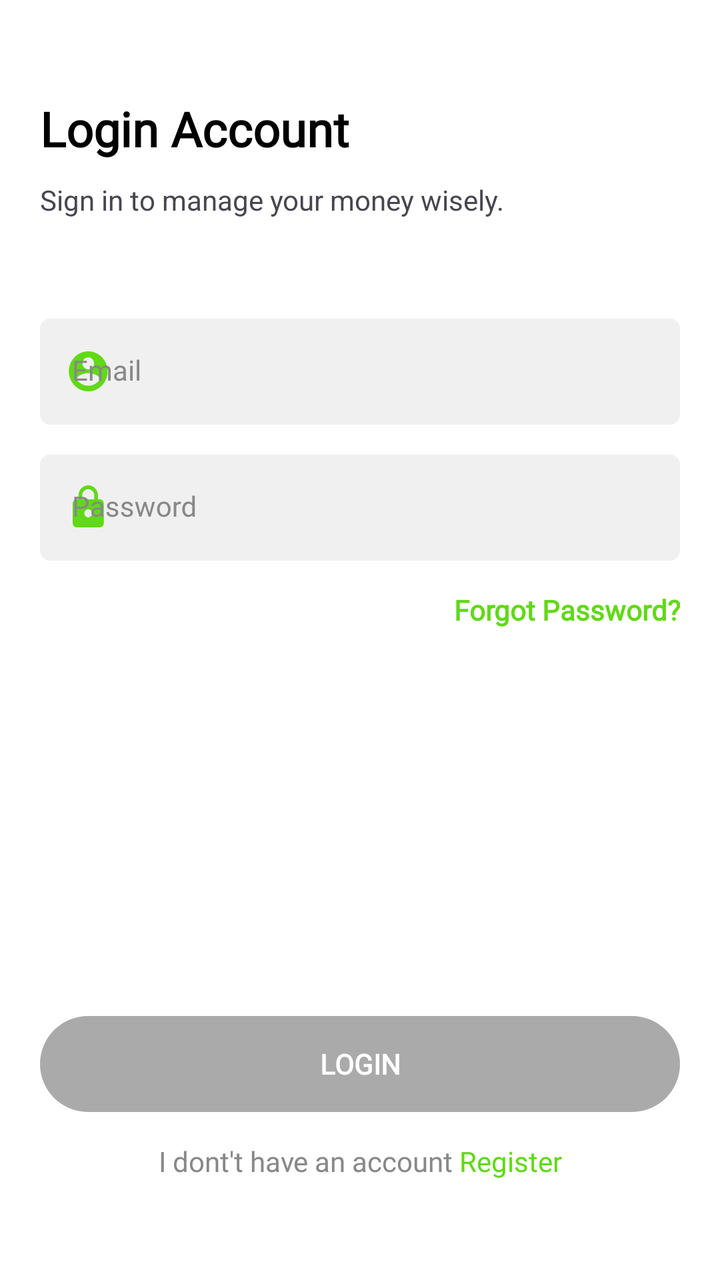
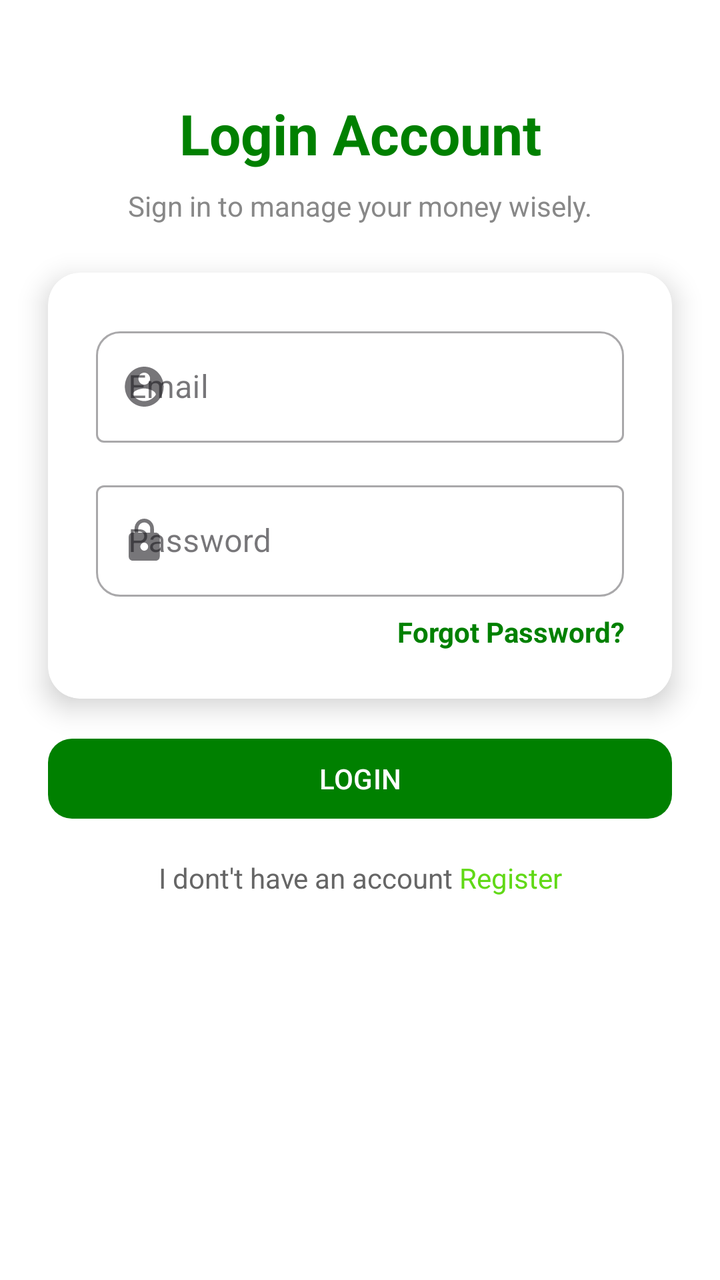

Screens rendered from an Android XML layout before and after an edit, with the pre-edit source and the edit as a unified diff.
<!-- AndroidManifest.xml: application theme Theme.Paywise -->
<!-- res/layout/activity_login.xml -->
<?xml version="1.0" encoding="utf-8"?>
<androidx.constraintlayout.widget.ConstraintLayout
    xmlns:android="http://schemas.android.com/apk/res/android"
    xmlns:app="http://schemas.android.com/apk/res-auto"
    xmlns:tools="http://schemas.android.com/tools"
    android:layout_width="match_parent"
    android:layout_height="match_parent"
    android:padding="20dp"
    android:background="@color/white"
    tools:context=".LoginActivity">

    <TextView
        android:id="@+id/login_title"
        android:layout_width="match_parent"
        android:layout_height="wrap_content"
        android:layout_marginTop="28dp"
        android:text="@string/login_title"
        style="@style/title"
        app:layout_constraintEnd_toEndOf="parent"
        app:layout_constraintStart_toStartOf="parent"
        app:layout_constraintTop_toTopOf="parent" />

    <TextView
        android:id="@+id/sub_title_login"
        android:layout_width="match_parent"
        android:layout_height="wrap_content"
        android:layout_marginTop="10dp"
        android:text="@string/sub_title_login"
        app:layout_constraintEnd_toEndOf="parent"
        app:layout_constraintStart_toStartOf="parent"
        app:layout_constraintTop_toBottomOf="@+id/login_title"/>

    <com.google.android.material.textfield.TextInputLayout
        android:id="@+id/email_login"
        android:layout_width="match_parent"
        android:layout_height="wrap_content"
        android:layout_marginTop="50dp"
        android:hint="@string/email_login"
        style="@style/TextInputLayout"
        app:layout_constraintEnd_toEndOf="parent"
        app:layout_constraintStart_toStartOf="parent"
        app:layout_constraintTop_toBottomOf="@+id/sub_title_login"
        app:startIconDrawable="@drawable/ic_circle_account">

        <com.google.android.material.textfield.TextInputEditText
            android:id="@+id/editext_username_login"
            android:layout_width="match_parent"
            android:layout_height="wrap_content"
            style="@style/TextInputEditText"
            android:inputType="textEmailAddress"/>

    </com.google.android.material.textfield.TextInputLayout>

    <com.google.android.material.textfield.TextInputLayout
        android:id="@+id/password_login"
        android:layout_width="match_parent"
        android:layout_height="wrap_content"
        android:layout_marginTop="15dp"
        android:hint="@string/password_login"
        style="@style/TextInputLayout"
        app:layout_constraintEnd_toEndOf="parent"
        app:layout_constraintStart_toStartOf="parent"
        app:layout_constraintTop_toBottomOf="@+id/email_login"
        app:startIconDrawable="@drawable/ic_lock">

        <com.google.android.material.textfield.TextInputEditText
            android:id="@+id/edittext_password_login"
            android:layout_width="match_parent"
            android:layout_height="wrap_content"
            style="@style/TextInputEditText"
            android:inputType="textPassword"/>
    </com.google.android.material.textfield.TextInputLayout>

    <TextView
        android:id="@+id/forgot_pw_login"
        style="@style/sub_title"
        android:layout_width="match_parent"
        android:layout_height="wrap_content"
        android:layout_marginTop="15dp"
        android:text="@string/forgot_pw_login"
        android:textAlignment="textEnd"
        android:textColor="@color/primary"
        android:textStyle="bold"
        app:layout_constraintEnd_toEndOf="parent"
        app:layout_constraintStart_toStartOf="parent"
        app:layout_constraintTop_toBottomOf="@+id/password_login" />

    <androidx.appcompat.widget.AppCompatButton
        android:id="@+id/btn_login"
        android:layout_width="match_parent"
        android:layout_height="wrap_content"
        android:layout_marginBottom="15dp"
        android:text="@string/btn_login"
        style="@style/btn_gray"
        app:layout_constraintBottom_toTopOf="@+id/havent_acc_login"
        app:layout_constraintEnd_toEndOf="parent"
        app:layout_constraintStart_toStartOf="parent" />

    <TextView
        android:id="@+id/havent_acc_login"
        android:layout_width="match_parent"
        android:layout_height="wrap_content"
        android:layout_marginBottom="30dp"
        android:text="@string/havent_acc_login"
        android:textAlignment="center"
        style="@style/sub_title"
        app:layout_constraintBottom_toBottomOf="parent"
        app:layout_constraintEnd_toEndOf="parent"
        app:layout_constraintStart_toStartOf="parent" />

</androidx.constraintlayout.widget.ConstraintLayout>
<!-- resources referenced by this layout -->
<resources>
  <color name="primary">#61D917</color>
  <color name="white">#FFFFFFFF</color>
  <string name="btn_login">LOGIN</string>
  <string name="email_login">Email</string>
  <string name="forgot_pw_login">Forgot Password?</string>
  <string name="havent_acc_login">I dont\'t have an account
          <font color="#61D917">Register</font>
      </string>
  <string name="login_title">Login Account</string>
  <string name="password_login">Password</string>
  <string name="sub_title_login">Sign in to manage your money wisely.</string>
  <style name="TextInputEditText" parent="Widget.MaterialComponents.TextInputLayout.FilledBox">
          <item name="android:background">@drawable/bg_text_field</item>
          <item name="android:fontFamily">@font/montserrat</item>
          <item name="android:textColor">@color/black</item>
      </style>
  <style name="TextInputLayout" parent="Widget.MaterialComponents.TextInputLayout.FilledBox">
          <item name="android:textColorHint">@color/grey</item>
          <item name="hintTextColor">@color/grey</item>
          <item name="startIconTint">@color/primary</item>
          <item name="boxStrokeWidth">0dp</item>
          <item name="boxStrokeWidthFocused">0dp</item>
      </style>
  <style name="btn_gray">
          <item name="android:background">@drawable/bg_button</item>
          <item name="android:backgroundTint">@android:color/darker_gray</item>
          <item name="android:enabled">false</item>
          <item name="android:fontFamily">@font/montserrat</item>
          <item name="android:textColor">@color/white</item>
          <item name="android:textSize">14sp</item>
          <item name="android:textStyle">bold</item>
      </style>
  <style name="sub_title">
          <item name="android:fontFamily">@font/montserrat</item>
          <item name="android:textSize">14sp</item>
          <item name="android:textColor">@color/grey</item>
      </style>
  <style name="title">
          <item name="android:fontFamily">@font/montserrat</item>
          <item name="android:textColor">@color/black</item>
          <item name="android:textSize">24sp</item>
          <item name="android:textStyle">bold</item>
      </style>
  <style name="Theme.Paywise" parent="Base.Theme.Paywise" />
  <!-- drawable bg_text_field (drawable) -->
  <?xml version="1.0" encoding="utf-8"?>
  <selector xmlns:android="http://schemas.android.com/apk/res/android">
      <item android:state_focused="true">
          <shape android:shape="rectangle">
              <solid android:color="@color/grey_light"/>
              <stroke android:width="1dp" android:color="@color/primary" />
              <corners android:radius="5dp" />
          </shape>
      </item>
  
      <item android:state_focused="false">
          <shape android:shape="rectangle">
              <solid android:color="@color/grey_light"/>
              <corners android:radius="5dp" />
          </shape>
      </item>
  </selector>
  <color name="black">#FF000000</color>
  <color name="grey">#888888</color>
  <!-- drawable bg_button (drawable) -->
  <?xml version="1.0" encoding="utf-8"?>
  <shape xmlns:android="http://schemas.android.com/apk/res/android"
      android:shape="rectangle">
  
      <solid android:color="@color/white"/>
      <corners android:radius="30dp"/>
  
  </shape>
  <style name="Base.Theme.Paywise" parent="Theme.Material3.DayNight.NoActionBar">
          
          <item name="colorPrimary">@color/primary</item>
          <item name="colorPrimaryVariant">@color/primary</item>
      </style>
  <color name="grey_light">#F0F0F0</color>
  <!-- unchanged entries left out for length: 2 -->
</resources>

<!-- the commit's change to res/layout/activity_login.xml (unified diff, before → after) -->
@@ -5,107 +5,138 @@
     xmlns:tools="http://schemas.android.com/tools"
     android:layout_width="match_parent"
     android:layout_height="match_parent"
-    android:padding="20dp"
     android:background="@color/white"
     tools:context=".LoginActivity">
 
+    
     <TextView
         android:id="@+id/login_title"
-        android:layout_width="match_parent"
+        android:layout_width="wrap_content"
         android:layout_height="wrap_content"
-        android:layout_marginTop="28dp"
         android:text="@string/login_title"
-        style="@style/title"
+        android:textSize="28sp"
+        android:textStyle="bold"
+        android:textColor="@color/primary"
+        app:layout_constraintTop_toTopOf="parent"
+        app:layout_constraintStart_toStartOf="parent"
         app:layout_constraintEnd_toEndOf="parent"
-        app:layout_constraintStart_toStartOf="parent"
-        app:layout_constraintTop_toTopOf="parent" />
+        android:layout_marginTop="48dp"/>
 
+    
     <TextView
         android:id="@+id/sub_title_login"
-        android:layout_width="match_parent"
+        android:layout_width="wrap_content"
         android:layout_height="wrap_content"
-        android:layout_marginTop="10dp"
         android:text="@string/sub_title_login"
+        android:textSize="14sp"
+        android:textColor="#888888"
+        app:layout_constraintTop_toBottomOf="@id/login_title"
+        app:layout_constraintStart_toStartOf="parent"
         app:layout_constraintEnd_toEndOf="parent"
+        android:layout_marginTop="8dp"/>
+
+
+
+    
+    <androidx.cardview.widget.CardView
+        android:id="@+id/card_login"
+        android:layout_width="0dp"
+        android:layout_height="wrap_content"
+        app:cardCornerRadius="16dp"
+        app:cardElevation="8dp"
+        android:layout_margin="24dp"
+        app:layout_constraintTop_toBottomOf="@+id/sub_title_login"
         app:layout_constraintStart_toStartOf="parent"
-        app:layout_constraintTop_toBottomOf="@+id/login_title"/>
+        app:layout_constraintEnd_toEndOf="parent">
 
-    <com.google.android.material.textfield.TextInputLayout
-        android:id="@+id/email_login"
-        android:layout_width="match_parent"
-        android:layout_height="wrap_content"
-        android:layout_marginTop="50dp"
-        android:hint="@string/email_login"
-        style="@style/TextInputLayout"
-        app:layout_constraintEnd_toEndOf="parent"
-        app:layout_constraintStart_toStartOf="parent"
-        app:layout_constraintTop_toBottomOf="@+id/sub_title_login"
-        app:startIconDrawable="@drawable/ic_circle_account">
-
-        <com.google.android.material.textfield.TextInputEditText
-            android:id="@+id/editext_username_login"
+        <LinearLayout
             android:layout_width="match_parent"
             android:layout_height="wrap_content"
-            style="@style/TextInputEditText"
-            android:inputType="textEmailAddress"/>
+            android:orientation="vertical"
+            android:padding="24dp">
 
-    </com.google.android.material.textfield.TextInputLayout>
+            
+            <com.google.android.material.textfield.TextInputLayout
+                android:id="@+id/email_login"
+                style="@style/Widget.MaterialComponents.TextInputLayout.OutlinedBox"
+                android:hint="@string/email_login"
+                app:startIconDrawable="@drawable/ic_circle_account"
+                app:boxCornerRadiusTopStart="12dp"
+                app:boxCornerRadiusTopEnd="12dp"
+                android:layout_marginBottom="16dp"
+                android:layout_width="match_parent"
+                android:layout_height="wrap_content">
 
-    <com.google.android.material.textfield.TextInputLayout
-        android:id="@+id/password_login"
-        android:layout_width="match_parent"
+                <com.google.android.material.textfield.TextInputEditText
+                    android:id="@+id/editext_username_login"
+                    android:layout_width="match_parent"
+                    android:layout_height="wrap_content"
+                    android:inputType="textEmailAddress"/>
+            </com.google.android.material.textfield.TextInputLayout>
+
+            
+            <com.google.android.material.textfield.TextInputLayout
+                android:id="@+id/password_login"
+                style="@style/Widget.MaterialComponents.TextInputLayout.OutlinedBox"
+                android:hint="@string/password_login"
+                app:startIconDrawable="@drawable/ic_lock"
+                app:boxCornerRadiusBottomStart="12dp"
+                app:boxCornerRadiusBottomEnd="12dp"
+                android:layout_width="match_parent"
+                android:layout_height="wrap_content">
+
+                <com.google.android.material.textfield.TextInputEditText
+                    android:id="@+id/edittext_password_login"
+                    android:layout_width="match_parent"
+                    android:layout_height="wrap_content"
+                    android:inputType="textPassword"/>
+            </com.google.android.material.textfield.TextInputLayout>
+
+            
+            <TextView
+                android:id="@+id/forgot_pw_login"
+                android:layout_width="match_parent"
+                android:layout_height="wrap_content"
+                android:text="@string/forgot_pw_login"
+                android:textAlignment="textEnd"
+                android:textColor="@color/primary"
+                android:textSize="14sp"
+                android:textStyle="bold"
+                android:layout_marginTop="8dp"/>
+        </LinearLayout>
+    </androidx.cardview.widget.CardView>
+
+    
+    <com.google.android.material.button.MaterialButton
+        android:id="@+id/btn_login"
+        android:layout_width="0dp"
         android:layout_height="wrap_content"
-        android:layout_marginTop="15dp"
-        android:hint="@string/password_login"
-        style="@style/TextInputLayout"
+        android:text="@string/btn_login"
+        android:textAllCaps="false"
+        android:textColor="@android:color/white"
+        app:cornerRadius="12dp"
+        app:backgroundTint="@color/primary"
+        app:iconPadding="8dp"
+        android:layout_marginStart="24dp"
+        android:layout_marginEnd="24dp"
+        app:layout_constraintTop_toBottomOf="@+id/card_login"
+        app:layout_constraintStart_toStartOf="parent"
         app:layout_constraintEnd_toEndOf="parent"
-        app:layout_constraintStart_toStartOf="parent"
-        app:layout_constraintTop_toBottomOf="@+id/email_login"
-        app:startIconDrawable="@drawable/ic_lock">
+        android:layout_marginTop="16dp"/>
 
-        <com.google.android.material.textfield.TextInputEditText
-            android:id="@+id/edittext_password_login"
-            android:layout_width="match_parent"
-            android:layout_height="wrap_content"
-            style="@style/TextInputEditText"
-            android:inputType="textPassword"/>
-    </com.google.android.material.textfield.TextInputLayout>
-
-    <TextView
-        android:id="@+id/forgot_pw_login"
-        style="@style/sub_title"
-        android:layout_width="match_parent"
-        android:layout_height="wrap_content"
-        android:layout_marginTop="15dp"
-        android:text="@string/forgot_pw_login"
-        android:textAlignment="textEnd"
-        android:textColor="@color/primary"
-        android:textStyle="bold"
-        app:layout_constraintEnd_toEndOf="parent"
-        app:layout_constraintStart_toStartOf="parent"
-        app:layout_constraintTop_toBottomOf="@+id/password_login" />
-
-    <androidx.appcompat.widget.AppCompatButton
-        android:id="@+id/btn_login"
-        android:layout_width="match_parent"
-        android:layout_height="wrap_content"
-        android:layout_marginBottom="15dp"
-        android:text="@string/btn_login"
-        style="@style/btn_gray"
-        app:layout_constraintBottom_toTopOf="@+id/havent_acc_login"
-        app:layout_constraintEnd_toEndOf="parent"
-        app:layout_constraintStart_toStartOf="parent" />
-
+    
     <TextView
         android:id="@+id/havent_acc_login"
-        android:layout_width="match_parent"
+        android:layout_width="wrap_content"
         android:layout_height="wrap_content"
-        android:layout_marginBottom="30dp"
         android:text="@string/havent_acc_login"
+        android:textSize="14sp"
+        android:textColor="#666666"
         android:textAlignment="center"
-        style="@style/sub_title"
-        app:layout_constraintBottom_toBottomOf="parent"
-        app:layout_constraintEnd_toEndOf="parent"
-        app:layout_constraintStart_toStartOf="parent" />
+        android:layout_marginTop="16dp"
+        android:layout_marginBottom="24dp"
+        app:layout_constraintTop_toBottomOf="@id/btn_login"
+        app:layout_constraintStart_toStartOf="parent"
+        app:layout_constraintEnd_toEndOf="parent"/>
 
 </androidx.constraintlayout.widget.ConstraintLayout>
<!-- resource entries referenced after the edit -->
@@ -1,6 +1,6 @@
 <!-- resources referenced by this layout -->
 <resources>
-  <color name="primary">#61D917</color>
+  <color name="primary">#008000</color>
   <color name="white">#FFFFFFFF</color>
   <string name="btn_login">LOGIN</string>
   <string name="email_login">Email</string>
@@ -11,74 +11,12 @@
   <string name="login_title">Login Account</string>
   <string name="password_login">Password</string>
   <string name="sub_title_login">Sign in to manage your money wisely.</string>
-  <style name="TextInputEditText" parent="Widget.MaterialComponents.TextInputLayout.FilledBox">
-          <item name="android:background">@drawable/bg_text_field</item>
-          <item name="android:fontFamily">@font/montserrat</item>
-          <item name="android:textColor">@color/black</item>
-      </style>
-  <style name="TextInputLayout" parent="Widget.MaterialComponents.TextInputLayout.FilledBox">
-          <item name="android:textColorHint">@color/grey</item>
-          <item name="hintTextColor">@color/grey</item>
-          <item name="startIconTint">@color/primary</item>
-          <item name="boxStrokeWidth">0dp</item>
-          <item name="boxStrokeWidthFocused">0dp</item>
-      </style>
-  <style name="btn_gray">
-          <item name="android:background">@drawable/bg_button</item>
-          <item name="android:backgroundTint">@android:color/darker_gray</item>
-          <item name="android:enabled">false</item>
-          <item name="android:fontFamily">@font/montserrat</item>
-          <item name="android:textColor">@color/white</item>
-          <item name="android:textSize">14sp</item>
-          <item name="android:textStyle">bold</item>
-      </style>
-  <style name="sub_title">
-          <item name="android:fontFamily">@font/montserrat</item>
-          <item name="android:textSize">14sp</item>
-          <item name="android:textColor">@color/grey</item>
-      </style>
-  <style name="title">
-          <item name="android:fontFamily">@font/montserrat</item>
-          <item name="android:textColor">@color/black</item>
-          <item name="android:textSize">24sp</item>
-          <item name="android:textStyle">bold</item>
-      </style>
   <style name="Theme.Paywise" parent="Base.Theme.Paywise" />
-  <!-- drawable bg_text_field (drawable) -->
-  <?xml version="1.0" encoding="utf-8"?>
-  <selector xmlns:android="http://schemas.android.com/apk/res/android">
-      <item android:state_focused="true">
-          <shape android:shape="rectangle">
-              <solid android:color="@color/grey_light"/>
-              <stroke android:width="1dp" android:color="@color/primary" />
-              <corners android:radius="5dp" />
-          </shape>
-      </item>
-  
-      <item android:state_focused="false">
-          <shape android:shape="rectangle">
-              <solid android:color="@color/grey_light"/>
-              <corners android:radius="5dp" />
-          </shape>
-      </item>
-  </selector>
-  <color name="black">#FF000000</color>
-  <color name="grey">#888888</color>
-  <!-- drawable bg_button (drawable) -->
-  <?xml version="1.0" encoding="utf-8"?>
-  <shape xmlns:android="http://schemas.android.com/apk/res/android"
-      android:shape="rectangle">
-  
-      <solid android:color="@color/white"/>
-      <corners android:radius="30dp"/>
-  
-  </shape>
   <style name="Base.Theme.Paywise" parent="Theme.Material3.DayNight.NoActionBar">
           
           <item name="colorPrimary">@color/primary</item>
           <item name="colorPrimaryVariant">@color/primary</item>
       </style>
-  <color name="grey_light">#F0F0F0</color>
   <!-- unchanged entries left out for length: 2 -->
 </resources>
 
